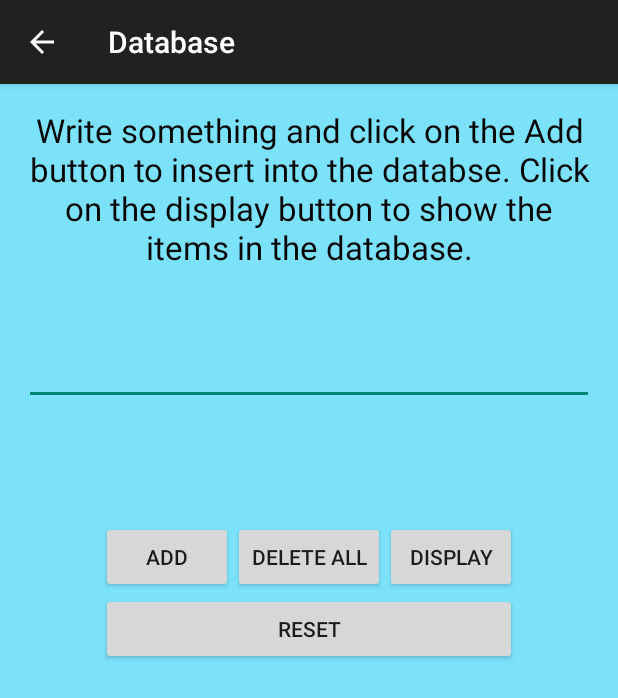
After one commit to Kayu/RandomFacts, an Android app: the DatabaseActivity screen opened directly, with no data from a screen before it, on a phone screen of 412 x 824 dp. The commit adds this screen. Shown: the top 698 px of the screen. Run offline under Robolectric (Android 15) with nearby library versions, the phone set to English and light mode, and no system bars.

Commit message:
Added FactContract and FactDBHelper for database

```diff
--- a/app/src/main/java/com/example/kayuho/randomfacts/CrazyFactsModel.java
+++ b/app/src/main/java/com/example/kayuho/randomfacts/CrazyFactsModel.java
@@ -6,6 +6,6 @@ package com.example.kayuho.randomfacts;
 public class CrazyFactsModel {
     private String[] facts = {"crazy_facts_1","crazy_facts_2","crazy_facts_3","crazy_facts_4"};
     public String getFacts(){
-        return (new updateTextView().getnewFacts(facts));
+        return (new RandomFacts().getnewFacts(facts));
     }
 }
--- /dev/null
+++ b/app/src/main/java/com/example/kayuho/randomfacts/DatabaseActivity.java
@@ -0,0 +1,103 @@
+package com.example.kayuho.randomfacts;
+
+import android.app.AlertDialog;
+import android.database.Cursor;
+import android.support.v7.app.AppCompatActivity;
+import android.os.Bundle;
+import android.view.View;
+import android.widget.Button;
+import android.widget.EditText;
+import android.widget.RadioButton;
+import android.widget.RadioGroup;
+import android.widget.Toast;
+
+public class DatabaseActivity extends AppCompatActivity {
+    FactsDBHelper MyDB;
+    EditText editFact;
+    Button btnAdd, btnDisplay, btnDeleteAll, btnReset;
+
+    @Override
+    protected void onCreate(Bundle savedInstanceState) {
+        super.onCreate(savedInstanceState);
+        setContentView(R.layout.activity_database);
+        MyDB = new FactsDBHelper(this);
+
+        editFact = (EditText)findViewById(R.id.editFacts);
+        btnAdd = (Button)findViewById(R.id.button_add);
+        btnDisplay = (Button)findViewById(R.id.button_display);
+        btnDeleteAll = (Button)findViewById(R.id.delete_all_button);
+        btnReset = (Button)findViewById(R.id.button_reset);
+        addFact();
+        viewAll();
+        deleteAll();
+        resetTable();
+    }
+
+    public void addFact(){
+        btnAdd.setOnClickListener(
+                new View.OnClickListener() {
+                    @Override
+                    public void onClick(View v) {
+                        boolean isInserted = MyDB.insert(editFact.getText().toString());
+
+                        if (isInserted = true)
+                            Toast.makeText(DatabaseActivity.this, "Data Inserted", Toast.LENGTH_LONG).show();
+                        else
+                            Toast.makeText(DatabaseActivity.this, "Data not Inserted", Toast.LENGTH_LONG).show();
+                    }
+                }
+        );
+    }
+
+    public void viewAll(){
+        btnDisplay.setOnClickListener(
+                new View.OnClickListener() {
+                    @Override
+                    public void onClick(View v) {
+                        Cursor data = MyDB.getAllData();
+                        if(data.getCount() == 0){
+                            showMessage("Error","No Data Found");
+                            return;
+                        }
+                        StringBuffer buffer = new StringBuffer();
+                        while(data.moveToNext()){
+                            buffer.append("ID: "+ data.getString(0)+"\n");
+                            buffer.append("Fact: "+ data.getString(1)+"\n\n");
+                        }
+                        showMessage("Data", buffer.toString());
+                    }
+                }
+        );
+    }
+
+    public void deleteAll(){
+        btnDeleteAll.setOnClickListener(new View.OnClickListener() {
+            @Override
+            public void onClick(View v) {
+                boolean isDeleted = MyDB.deleteAll();
+
+                if (isDeleted = true)
+                    Toast.makeText(DatabaseActivity.this, "All Data Deleted", Toast.LENGTH_LONG).show();
+                else
+                    Toast.makeText(DatabaseActivity.this, "Error while deleting data", Toast.LENGTH_LONG).show();
+            }
+        });
+    }
+
+    public void resetTable(){
+        btnReset.setOnClickListener(new View.OnClickListener() {
+            @Override
+            public void onClick(View v) {
+
+            }
+        });
+    }
+
+    public void showMessage(String title, String message){
+        AlertDialog.Builder builder = new AlertDialog.Builder(this);
+        builder.setCancelable(true);
+        builder.setTitle(title);
+        builder.setMessage(message);
+        builder.show();
+    }
+}
--- a/app/src/main/java/com/example/kayuho/randomfacts/updateTextView.java
+++ b/app/src/main/java/com/example/kayuho/randomfacts/RandomFacts.java
@@ -2,7 +2,7 @@ package com.example.kayuho.randomfacts;
 
 import java.util.Random;
 
-public class updateTextView {
+public class RandomFacts {
   public String getnewFacts(String[] facts)
   {
       Random randomGenerator = new Random();
--- a/app/src/main/java/com/example/kayuho/randomfacts/SportFactsModel.java
+++ b/app/src/main/java/com/example/kayuho/randomfacts/SportFactsModel.java
@@ -6,6 +6,6 @@ package com.example.kayuho.randomfacts;
 public class SportFactsModel {
     private String[] facts = {"sports_facts_1","sports_facts_2","sports_facts_3","sports_facts_4"};
     public String getFacts(){
-        return (new updateTextView().getnewFacts(facts));
+        return (new RandomFacts().getnewFacts(facts));
     }
 }
--- /dev/null
+++ b/app/src/main/res/layout/activity_database.xml
@@ -0,0 +1,65 @@
+<?xml version="1.0" encoding="utf-8"?>
+<RelativeLayout xmlns:android="http://schemas.android.com/apk/res/android"
+    xmlns:tools="http://schemas.android.com/tools"
+    android:background="@color/main_background"
+    android:layout_width="match_parent"
+    android:layout_height="match_parent"
+    android:paddingBottom="@dimen/activity_vertical_margin"
+    android:paddingLeft="@dimen/activity_horizontal_margin"
+    android:paddingRight="@dimen/activity_horizontal_margin"
+    android:paddingTop="@dimen/activity_vertical_margin"
+    tools:context="com.example.kayuho.randomfacts.DatabaseActivity">
+
+    <EditText
+        android:layout_width="match_parent"
+        android:layout_height="wrap_content"
+        android:id="@+id/editFacts"
+        android:layout_below="@+id/Database_textView"
+        android:layout_alignParentStart="true"
+        android:layout_marginTop="45dp" />
+
+    <Button
+        android:layout_width="wrap_content"
+        android:layout_height="wrap_content"
+        android:text="Add"
+        android:id="@+id/button_add"
+        android:layout_below="@+id/editFacts"
+        android:layout_toStartOf="@+id/delete_all_button"
+        android:layout_marginTop="77dp" />
+
+    <Button
+        android:layout_width="wrap_content"
+        android:layout_height="wrap_content"
+        android:text="Display"
+        android:id="@+id/button_display"
+        android:layout_alignTop="@+id/delete_all_button"
+        android:layout_toEndOf="@+id/delete_all_button" />
+
+    <TextView
+        android:layout_width="wrap_content"
+        android:layout_height="wrap_content"
+        android:text="Write something and click on the Add button to insert into the databse. Click on the display button to show the items in the database."
+        android:id="@+id/Database_textView"
+        android:layout_centerHorizontal="true"
+        android:textColor="#070707"
+        android:textSize="22dp"
+        android:textAlignment="center" />
+
+    <Button
+        android:layout_width="wrap_content"
+        android:layout_height="wrap_content"
+        android:text="DELETE ALL"
+        android:id="@+id/delete_all_button"
+        android:layout_alignTop="@+id/button_add"
+        android:layout_centerHorizontal="true" />
+
+    <Button
+        android:layout_width="wrap_content"
+        android:layout_height="wrap_content"
+        android:text="RESET"
+        android:id="@+id/button_reset"
+        android:layout_below="@+id/button_add"
+        android:layout_alignStart="@+id/button_add"
+        android:layout_alignEnd="@+id/button_display" />
+
+</RelativeLayout>
--- a/app/src/main/res/layout/activity_sports_facts.xml
+++ b/app/src/main/res/layout/activity_sports_facts.xml
@@ -1,6 +1,8 @@
 <?xml version="1.0" encoding="utf-8"?>
 <RelativeLayout xmlns:android="http://schemas.android.com/apk/res/android"
     xmlns:tools="http://schemas.android.com/tools"
+    android:background="@color/main_background"
+    android:id="@+id/sportsLayout"
     android:layout_width="match_parent"
     android:layout_height="match_parent"
     android:paddingBottom="@dimen/activity_vertical_margin"
--- a/app/src/main/res/menu/menu.xml
+++ b/app/src/main/res/menu/menu.xml
@@ -7,6 +7,4 @@
         android:title="@string/settings"
         android:orderInCategory="100"
         app:showAsAction="never"/>
-
-
 </menu>
```
Also changed, not shown: app/src/main/AndroidManifest.xml (+6 -2 lines), app/src/main/java/com/example/kayuho/randomfacts/CrazyFactsActivity.java (+45 -0 lines), app/src/main/java/com/example/kayuho/randomfacts/FactContract.java (added, +16 -0 lines), app/src/main/java/com/example/kayuho/randomfacts/FactsDBHelper.java (added, +67 -0 lines), app/src/main/java/com/example/kayuho/randomfacts/MainActivity.java (+5 -6 lines), app/src/main/java/com/example/kayuho/randomfacts/SportsFactsActivity.java (+48 -2 lines), app/src/main/res/layout/activity_crazy_facts.xml (+3 -4 lines), app/src/main/res/layout/activity_main.xml (+10 -9 lines), app/src/main/res/values/colors.xml (+4 -3 lines).
